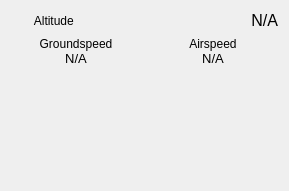
Before: the Qt Designer form GS/GUI/movementwidget.ui in UCI-UAVForge/GroundStation, drawn with Qt 5.
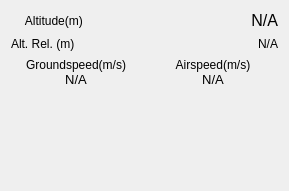
After: the same form once the commit is applied.

What changed in the file:
```diff
--- a/GS/GUI/movementwidget.ui
+++ b/GS/GUI/movementwidget.ui
@@ -90,7 +90,7 @@
      </property>
     </widget>
    </item>
-   <item row="4" column="1" colspan="3">
+   <item row="5" column="1" colspan="3">
     <layout class="QGridLayout" name="gridLayout_2">
      <property name="horizontalSpacing">
       <number>7</number>
@@ -155,7 +155,7 @@
         </size>
        </property>
        <property name="text">
-        <string>Airspeed</string>
+        <string>Airspeed(m/s)</string>
        </property>
        <property name="alignment">
         <set>Qt::AlignCenter</set>
@@ -180,7 +180,7 @@
         </size>
        </property>
        <property name="text">
-        <string>Groundspeed</string>
+        <string>Groundspeed(m/s)</string>
        </property>
        <property name="alignment">
         <set>Qt::AlignCenter</set>
@@ -192,7 +192,7 @@
      </item>
     </layout>
    </item>
-   <item row="5" column="2">
+   <item row="6" column="2">
     <spacer name="verticalSpacer_2">
      <property name="orientation">
       <enum>Qt::Vertical</enum>
@@ -223,13 +223,33 @@
       <number>1</number>
      </property>
      <property name="text">
-      <string>Altitude </string>
+      <string>Altitude(m) </string>
      </property>
      <property name="alignment">
       <set>Qt::AlignCenter</set>
      </property>
     </widget>
    </item>
+   <item row="1" column="1">
+    <widget class="QLabel" name="altRelTitle">
+     <property name="text">
+      <string>Alt. Rel. (m)</string>
+     </property>
+    </widget>
+   </item>
+   <item row="1" column="2" colspan="2">
+    <widget class="QLabel" name="altRel">
+     <property name="layoutDirection">
+      <enum>Qt::LeftToRight</enum>
+     </property>
+     <property name="text">
+      <string>N/A</string>
+     </property>
+     <property name="alignment">
+      <set>Qt::AlignRight|Qt::AlignTrailing|Qt::AlignVCenter</set>
+     </property>
+    </widget>
+   </item>
   </layout>
  </widget>
  <resources/>
```
Left out of the diff: 4 changed lines with no effect on the pictures.
